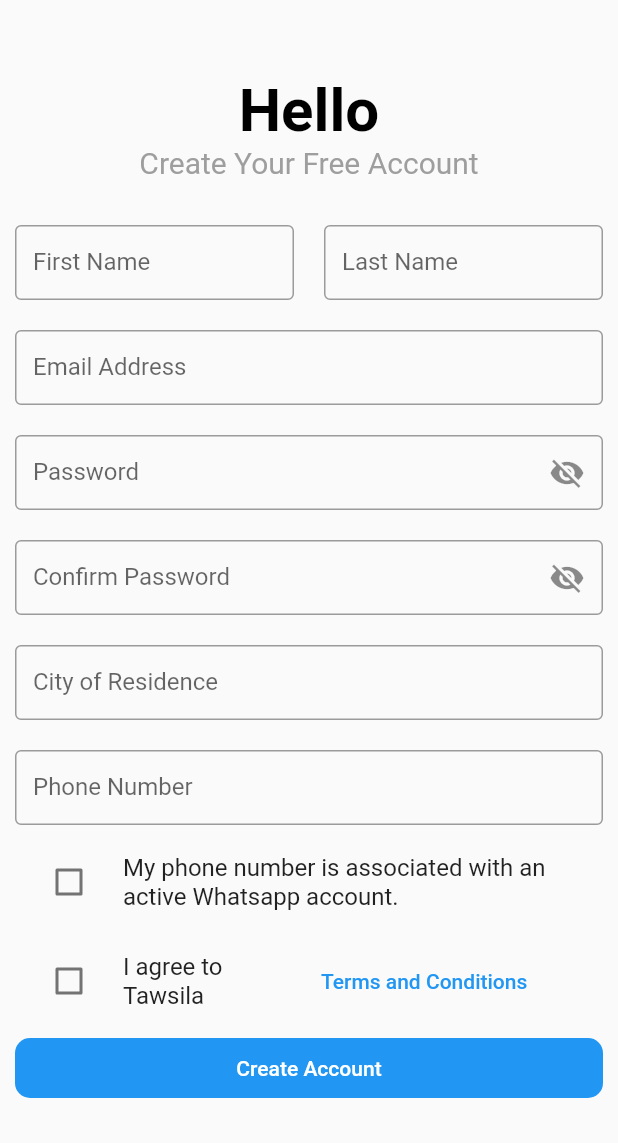
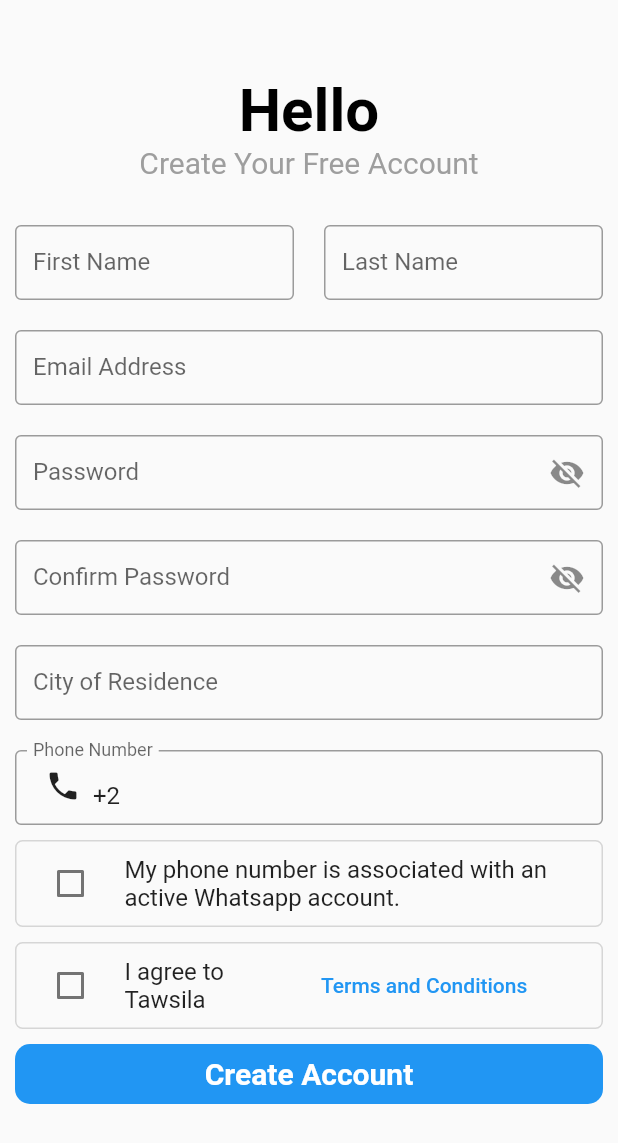
Before and after one commit to Salah-Eltenehy/Tawsila, a Flutter app: the screen it shows after launch, after a tap on "SignUp", on a phone screen of 412 x 824 dp. Shown: the top 1143 px of the screen. Run offline on Flutter 3.47's test engine with Material 2 defaults, Android fonts, the phone set to English and light mode, and no system bars; our stand-ins replace bloc, dio, flutter_bloc, fluttertoast, get.

Commit message:
sign up screen finish
every thing is done in this screen

```diff
--- a/Frontend/tawsila/lib/main.dart
+++ b/Frontend/tawsila/lib/main.dart
@@ -6,6 +6,7 @@ import 'package:flutter_bloc/flutter_bloc.dart';
 import 'package:tawsila/layout/cubit/AppProvider.dart';
 import 'package:tawsila/layout/cubit/AppStates.dart';
 import 'package:tawsila/shared/bloc_observer.dart';
+import 'package:tawsila/shared/network/remote/DioHelper.dart';
 
 import 'layout/CurrentScreen.dart';
 
@@ -15,6 +16,7 @@ void main() {
 
 
   Bloc.observer = MyBlocObserver();
+  DioHelper.init();
   runApp(MyApp());
 }
 
--- a/Frontend/tawsila/lib/modules/signup/SignUpScreen.dart
+++ b/Frontend/tawsila/lib/modules/signup/SignUpScreen.dart
@@ -1,12 +1,11 @@
 import 'package:flutter/material.dart';
 import 'package:flutter_bloc/flutter_bloc.dart';
-import 'package:tawsila/modules/signup/cubit/SignUpProvider.dart';
+import 'package:tawsila/modules/signup/cubit/SignUpCubit.dart';
 import 'package:tawsila/modules/signup/cubit/SignUpStates.dart';
 import 'package:tawsila/shared/components/Components.dart';
 
 class SignUpScreen extends StatelessWidget {
-  final String language;
-
+  String language;
   SignUpScreen({super.key, required this.language});
   var fNameController = TextEditingController();
   var lNameController = TextEditingController();
@@ -16,15 +15,17 @@ class SignUpScreen extends StatelessWidget {
   var cityController = TextEditingController();
   var phoneController = TextEditingController();
   var formKey = GlobalKey<FormState>();
+
   @override
   Widget build(BuildContext context) {
 
     return BlocProvider(
-      create: (context) => SignUpProvider()..setLanguage(l: language)..readJson(),
-      child: BlocConsumer<SignUpProvider, SignUpStates>(
+      create: (context) => SignUpCubit()..setLanguage(l: language)..readJson(),
+      child: BlocConsumer<SignUpCubit, SignUpStates>(
         listener: (context, state) {},
         builder: (context, state) {
-          var signUpCubit = SignUpProvider.get(context);
+          var signUpCubit = SignUpCubit.get(context);
+          phoneController.text = "+2";
           return Scaffold(
             body: Directionality(
               textDirection: signUpCubit.language == "English" ? TextDirection.ltr: TextDirection.rtl,
@@ -37,11 +38,11 @@ class SignUpScreen extends StatelessWidget {
                     ),
                     child: Column(
                       children: [
-                        SizedBox(
+                        const SizedBox(
                           height: 50,
                         ),
                         Text(
-                          "${signUpCubit.items['title1']??'error'}",
+                          "${signUpCubit.items['title1']??''}",
                           style: TextStyle(
                             fontWeight: FontWeight.bold,
                             fontSize: 40,
@@ -49,61 +50,67 @@ class SignUpScreen extends StatelessWidget {
                           ),
                           ),
                         Text(
-                          "${signUpCubit.items['title2']??'error'}",
+                          "${signUpCubit.items['title2']??''}",
                           style: TextStyle(
                             fontSize: 20,
                             color: Colors.grey
                           ),
                           ),
-                        SizedBox(
+                        const SizedBox(
                             height: 30,
                           ),
                         Row(
                           children: [
                             defaultTextFormFieldRow(
+                              prefixIcon: Icon(Icons.text_fields),
                               controller: fNameController,
                               textInputType: TextInputType.name,
                               validatorFunction: (value) {
                                 if(value.length == 0)
-                                  return signUpCubit.items['nameError']??"Error";
+                                  return signUpCubit.items['nameError']??"";
                               },
-                              labelText: signUpCubit.items['Fname']??"Error"
+                              labelText: signUpCubit.items['Fname']??""
                             ),
                             SizedBox(
                               width: 20,
                             ),
                             defaultTextFormFieldRow(
+                              prefixIcon: Icon(Icons.text_fields),
                               controller: lNameController,
                               textInputType: TextInputType.name,
                               validatorFunction: (value) {
                                 if(value.length == 0)
-                                  return signUpCubit.items['nameError']??"Error";
+                                  return signUpCubit.items['nameError']??"";
                               },
-                              labelText: signUpCubit.items['Lname']??"Error"
+                              labelText: signUpCubit.items['Lname']??""
                             ),
                           ],
                         ),
-                        SizedBox(
+                        const SizedBox(
                             height: 20,
                           ),
                         defaultTextFormFieldColumn(
+                          prefixIcon: Icon(Icons.email),
                             controller: emailController,
-                            labelText: signUpCubit.items['email']??"Error",
+                            labelText: signUpCubit.items['email']??"",
                             validatorFunction: (value) {
-                              if(value.length == 0)
-                                return signUpCubit.items['emailError']??"Error";
+                              if(value.length == 0) {
+                                return signUpCubit.items['emailError']??"";
+                              }
                             },
                             textInputType: TextInputType.emailAddress
                             ),
-                        SizedBox(
+                        const SizedBox(
                             height: 20,
                           ),
                         defaultTextFormFieldColumn(
+                            prefixIcon: signUpCubit.passwordIsSecure ? Icon(Icons.lock): Icon(Icons.lock_open),
                             controller: passwordController,
-                            labelText: signUpCubit.items['password']??"Error",
+                            labelText: signUpCubit.items['password']??"",
                             validatorFunction: (value) {
-                              if(value.length == 0)
-                                return signUpCubit.items['passwordError']??"Error";
+                              if(value.length == 0) {
+                                return signUpCubit.items['passwordError']??"";
+                              }
                             },
                             textInputType: TextInputType.text,
                             isSecure: signUpCubit.passwordIsSecure,
@@ -112,15 +119,17 @@ class SignUpScreen extends StatelessWidget {
                               signUpCubit.changePasswordVisibility();
                             }
                             ),
-                        SizedBox(
+                        const SizedBox(
                             height: 20,
                           ),
                         defaultTextFormFieldColumn(
+                            prefixIcon: signUpCubit.passwordIsSecure ? Icon(Icons.lock): Icon(Icons.lock_open),
                             controller: confirmPasswordController,
-                            labelText: signUpCubit.items['confirmPassword']??"Error",
+                            labelText: signUpCubit.items['confirmPassword']??"",
                             validatorFunction: (value) {
-                              if(value  != passwordController.text)
-                                return signUpCubit.items['confirmPasswordError']??"Error";
+                              if(value  != passwordController.text) {
+                                return signUpCubit.items['confirmPasswordError']??"";
+                              }
                             },
                             textInputType: TextInputType.text,
                             isSecure: signUpCubit.confirmPasswordIsSecure,
@@ -129,55 +138,74 @@ class SignUpScreen extends StatelessWidget {
                               signUpCubit.changeConfirmPasswordVisibility();
                             }
                             ),
-                        SizedBox(
+                        const SizedBox(
                           height: 20,
                         ),
                         defaultTextFormFieldColumn(
+                          prefixIcon: Icon(Icons.location_city),
                           controller: cityController,
-                          labelText: signUpCubit.items['city']??"Error",
+                          labelText: signUpCubit.items['city']??"",
                           validatorFunction: (value) {
-                            if(value.length == 0)
-                              return signUpCubit.items['cityError']??"Error";
+                            if(value.length == 0) {
+                              return signUpCubit.items['cityError']??"";
+                            }
                           },
                           textInputType: TextInputType.text
                           ),
-                        SizedBox(
+                        const SizedBox(
                           height: 20,
                         ),
                         defaultTextFormFieldColumn(
+                          prefixIcon: Icon(Icons.phone),
                           controller: phoneController,
-                          labelText: signUpCubit.items['phone']??"Error",
+                          labelText: signUpCubit.items['phone']??"",
                           validatorFunction: (value){
                             //+201021890205
-                            if(value.length != 13)
-                              return signUpCubit.items['phoneError']??"Error";
+                            if(value.length != 13) {
+                              return signUpCubit.items['phoneError']??"";
+                            }
                           },
                           textInputType: TextInputType.phone
                           ),
-                        SizedBox(
+                        const SizedBox(
                           height: 10,
                         ),
-                        CheckboxListTile(
+                        Container(
+                          decoration: BoxDecoration(
+                            borderRadius: BorderRadius.circular(5),
+                            border: Border.all(
+                              color: signUpCubit.hasWhatsAppColor
+                            )
+                          ),
+                          child: CheckboxListTile(
                             controlAffinity: ListTileControlAffinity.leading,
                             title: Text(
-                            "${signUpCubit.items['whatsappCheckBox']??"Error"}"
+                              "${signUpCubit.items['whatsappCheckBox']??""}"
                             ),
                             value: signUpCubit.hasWhatsApp,
                             onChanged: (value) {
                               signUpCubit.hasWhatsAppFun();
                             },
                             ),
-                        SizedBox(
+                        ),
+                        const SizedBox(
                           height: 10,
                         ),
-                        Row(
+                        Container(
+                          decoration: BoxDecoration(
+                            borderRadius: BorderRadius.circular(5),
+                            border: Border.all(
+                              color: signUpCubit.agreeColor
+                            )
+                          ),
+                          child: Row(
                             children: [
                               Expanded(
                                 child: Container(
                                   child: CheckboxListTile(
                                       controlAffinity: ListTileControlAffinity.leading,
                                       title: Text(
-                                      "${signUpCubit.items['termsAndConditions']??"Error"}"
+                                        "${signUpCubit.items['termsAndConditions']??""}"
                                       ),
                                       value: signUpCubit.termsAndConditions,
                                       onChanged: (value) {
@@ -195,7 +223,7 @@ class SignUpScreen extends StatelessWidget {
                                       onPressed: (){
                                       },
                                       child: Text(
-                                      "${signUpCubit.items['termsAndConditionsPage']??"Error"}",
+                                        "${signUpCubit.items['termsAndConditionsPage']??""}",
                                         style: TextStyle(
                                           color: Colors.blue,
                                         ),
@@ -205,31 +233,52 @@ class SignUpScreen extends StatelessWidget {
                               )
                             ],
                           ),
-                        SizedBox(
+                        ),
+                        const SizedBox(
                           height: 10,
                         ),
-                        Container(
+                        InkWell(
+                          onTap: () {
+                            if(!signUpCubit.hasWhatsApp) {
+                              signUpCubit.changeHasWhatsApp();
+                              return;
+                            }
+
+                            if(!signUpCubit.termsAndConditions) {
+                              signUpCubit.agreeTermsAndConditionsColor();
+                              return;
+                            }
+
+                            if(formKey.currentState!.validate()) {
+                              print("ALL RIGHT");
+                              // signUpCubit.userSignUp(
+                              //     name: "${fNameController.text} ${lNameController.text}",
+                              //     email: emailController.text,
+                              //     password: passwordController.text,
+                              //     phone: phoneController.text
+                              // );
+                            }
+                          },
+                          child: Container(
                             width: double.infinity,
                             height: 40,
                             decoration: BoxDecoration(
                               color: Colors.blue,
                               borderRadius: BorderRadius.circular(10),
                             ),
-                          child: TextButton(
+                            child: Center(
                               child: Text(
-                              "${signUpCubit.items['signUp']??"Error"}",
-                              style: TextStyle(
+                                "${signUpCubit.items['signUp']??""}",
+                                style: const TextStyle(
                                   color: Colors.white,
+                                  fontWeight: FontWeight.bold,
+                                  fontSize: 20
                                 ),
                               ),
-                            onPressed: () {
-                              if(formKey.currentState!.validate() && signUpCubit.hasWhatsApp && signUpCubit.termsAndConditions) {
-                                print("ALL Done");
-                              }
-                            },
                             ),
                           ),
-                        SizedBox(
+                        ),
+                        const SizedBox(
                           height: 10,
                         ),
                       ],
--- a/Frontend/tawsila/lib/modules/signup/cubit/SignUpProvider.dart
+++ b/Frontend/tawsila/lib/modules/signup/cubit/SignUpCubit.dart
@@ -4,13 +4,25 @@ import 'dart:convert';
 import 'package:flutter/services.dart';
 import 'package:flutter_bloc/flutter_bloc.dart';
 
+import '../../../shared/network/remote/DioHelper.dart';
+import '../../../shared/constants.dart';
 import 'SignUpStates.dart';
 
-class SignUpProvider extends Cubit<SignUpStates> {
 
-  SignUpProvider(): super(InitialSignUpState());
+import 'dart:convert';
+import 'package:flutter/material.dart';
+import 'package:fluttertoast/fluttertoast.dart';
+import 'package:get/get.dart';
+import 'package:http/http.dart' as http;
 
-  static SignUpProvider get(context) => BlocProvider.of(context);
+class SignUpCubit extends Cubit<SignUpStates> {
+
+  SignUpCubit(): super(InitialSignUpState());
+
+  static SignUpCubit get(context) => BlocProvider.of(context);
+
+
+
   var items = {};
   String language = "English";
 
@@ -27,7 +39,6 @@ class SignUpProvider extends Cubit<SignUpStates> {
     final String response = await rootBundle.loadString('assets/languages/${fileName}.json');
     final data = await json.decode(response);
     items = data['SignUp'];
-    print(items);
     emit(GetLanguageFromDatabaseState());
   }
 
@@ -54,5 +65,16 @@ class SignUpProvider extends Cubit<SignUpStates> {
     emit(HasWhatsAppChangeState());
   }
 
+  var hasWhatsAppColor = Color.fromARGB(255, 214, 214, 214);
+  void changeHasWhatsApp() {
+      hasWhatsAppColor = Colors.red;
+      emit(HasNoWhatsAppState());
+  }
+
+  var agreeColor = Color.fromARGB(255, 214, 214, 214);
+  void agreeTermsAndConditionsColor() {
+      agreeColor = Colors.red;
+      emit(AgreeTermsAndConditionsColorState());
+  }
 
 }
--- a/Frontend/tawsila/lib/modules/signup/cubit/SignUpStates.dart
+++ b/Frontend/tawsila/lib/modules/signup/cubit/SignUpStates.dart
@@ -11,3 +11,18 @@ class ChangePasswordVisibiltyState extends SignUpStates {}
 class ChangeConfirmPasswordVisibiltyState extends SignUpStates {}
 
 class HasWhatsAppChangeState extends SignUpStates {}
+
+class SignUpLoadingState extends SignUpStates {}
+
+class SignUpSuccessState extends SignUpStates {}
+
+
+class TawsilaLoginLoadingState extends SignUpStates {}
+
+
+class TawsilaLoginSuccessState extends SignUpStates {}
+
+
+class TawsilaLoginErrorState extends SignUpStates {}
+class HasNoWhatsAppState extends SignUpStates {}
+class AgreeTermsAndConditionsColorState extends SignUpStates {}
--- /dev/null
+++ b/Frontend/tawsila/lib/shared/constants.dart
@@ -0,0 +1,5 @@
+String baseUrl = 'https://student.valuxapps.com/api/';
+
+const LOGIN = 'login';
+
+const REGISTER = 'register';
--- a/Frontend/tawsila/pubspec.yaml
+++ b/Frontend/tawsila/pubspec.yaml
@@ -32,7 +32,7 @@ dependencies:
   flutter:
     sdk: flutter
 
-
+  dio: ^4.0.6
   # The following adds the Cupertino Icons font to your application.
   # Use with the CupertinoIcons class for iOS style icons.
   cupertino_icons: ^1.0.2
@@ -43,6 +43,9 @@ dependencies:
   hexcolor: ^2.0.7
   dartarabic: ^0.0.1-dev3
   sqflite: ^2.1.0
+  http: ^0.13.5
+  get: ^4.6.5
+  fluttertoast: ^8.1.1
 
 dev_dependencies:
   flutter_test:
```
Also changed, not shown: Frontend/tawsila/lib/shared/network/remote/DioHelper.dart (added, +78 -0 lines), api sign up.txt (added, +95 -0 lines), Frontend/tawsila/pubspec.lock, 2 other files. Lines whose indentation alone changed are shown as unchanged.
